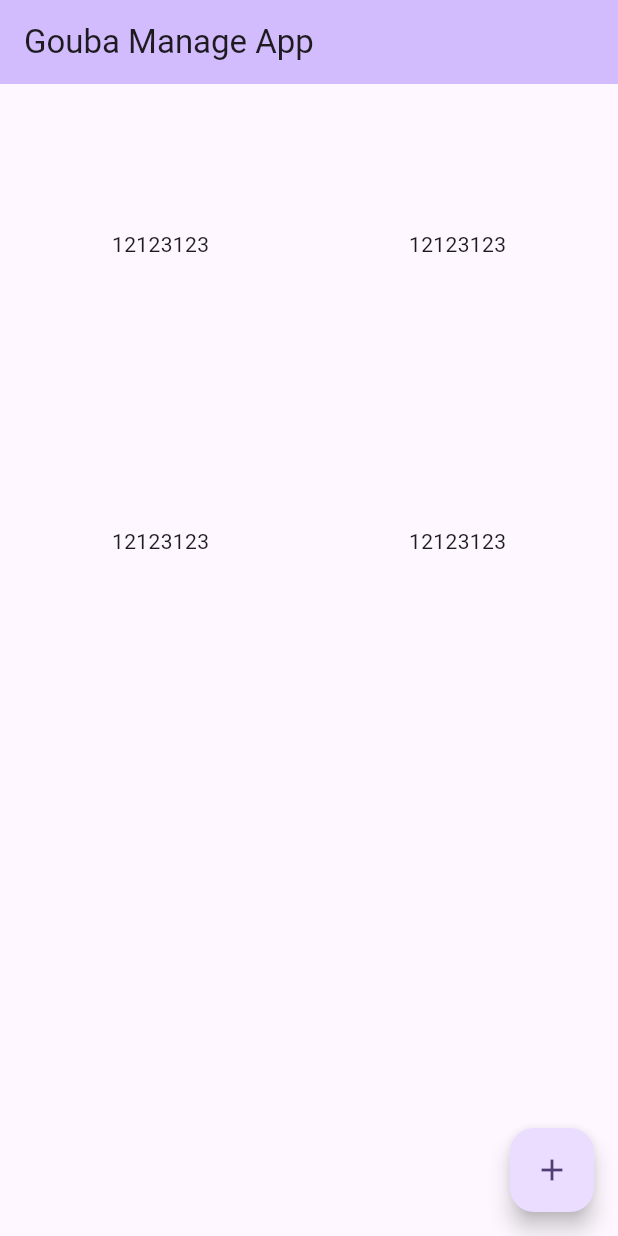
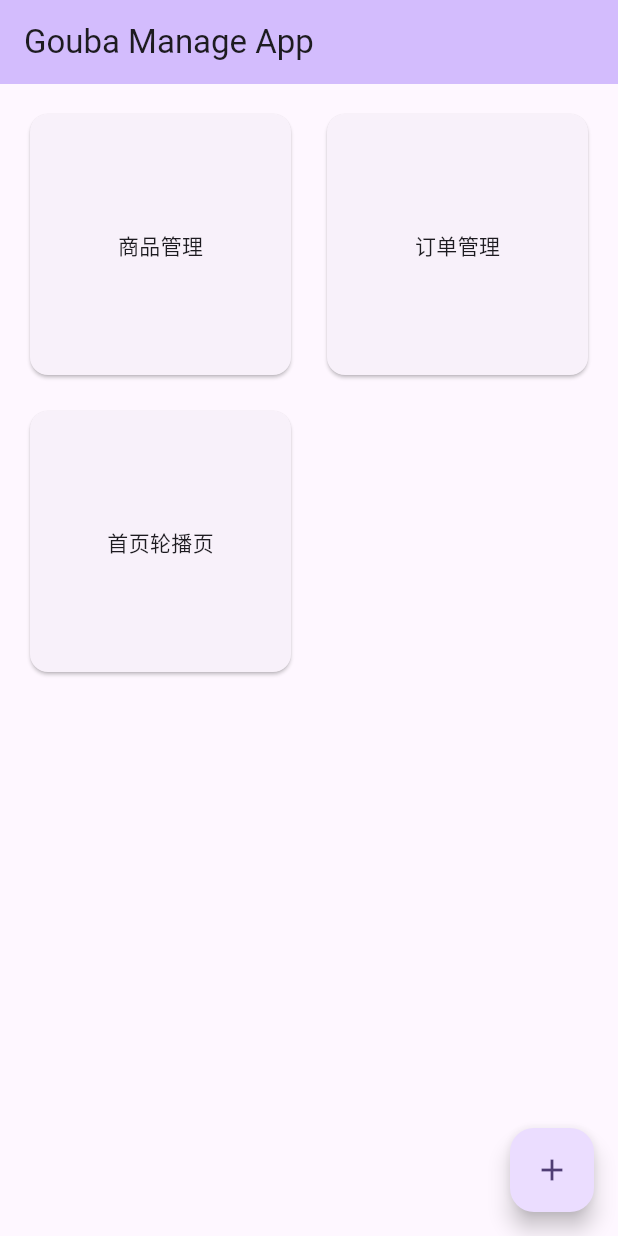
Before and after one commit to home-of-awefeng/gouba-manage-app, a Flutter app: the screen it shows after launch, on a phone screen of 412 x 824 dp. Run offline on Flutter 3.47's test engine with Material 2 defaults, Android fonts, the phone set to English and light mode, and no system bars.

Commit message:
[init]feat: add grid link

```diff
--- /dev/null
+++ b/lib/models/grid_list_item.dart
@@ -0,0 +1,18 @@
+import 'package:json_annotation/json_annotation.dart';
+
+part 'grid_list_item.g.dart';
+
+@JsonSerializable(includeIfNull: false)
+class GridListItem {
+  final String route;
+  final String title;
+
+  GridListItem({
+    required this.route,
+    required this.title,
+  });
+
+  factory GridListItem.fromJson(Map<String, dynamic> json) => _$GridListItemFromJson(json);
+
+  Map<String, dynamic> toJson() => _$GridListItemToJson(this);
+}
--- a/lib/views/home-view.dart
+++ b/lib/views/home-view.dart
@@ -1,4 +1,6 @@
 import 'package:flutter/material.dart';
+import 'package:shop_app/models/grid_list_item.dart';
+import 'package:shop_app/navigation/routes.dart';
 
 class HomeView extends StatefulWidget {
   const HomeView({super.key, required this.title});
@@ -9,6 +11,25 @@ class HomeView extends StatefulWidget {
 }
 
 class _HomeViewState extends State<HomeView> {
+  final List<GridListItem> gridList = [
+    GridListItem(
+        route: Routes.productManagement,
+        title: '商品管理'
+    ),
+    GridListItem(
+        route: Routes.orderManagement,
+        title: '订单管理'
+    ),
+    GridListItem(
+        route: Routes.resourceManagement,
+        title: '首页轮播页'
+    )
+  ];
+
+  void onTapGridItem(BuildContext context, String route) {
+    Navigator.pushNamed(context, route);
+  }
+
   @override
   Widget build(BuildContext context) {
     return Scaffold(
@@ -16,12 +37,29 @@ class _HomeViewState extends State<HomeView> {
         backgroundColor: Theme.of(context).colorScheme.inversePrimary,
         title: Text(widget.title),
       ),
-      body: GridView.count(
-        crossAxisCount: 2,
+      body: GridView.builder(
+        itemCount: gridList.length,
         padding: const EdgeInsets.all(16),
-        mainAxisSpacing: 16,
-        crossAxisSpacing: 16,
-        children: _buildGridTileList(4),
+        gridDelegate: const SliverGridDelegateWithFixedCrossAxisCount(
+          crossAxisCount: 2,
+          mainAxisSpacing: 16,
+          crossAxisSpacing: 16,
+        ),
+        itemBuilder: (BuildContext context, int index) {
+          GridListItem item = gridList[index];
+          return Card(
+              child:
+              InkWell(
+                onTap: () => onTapGridItem(context, item.route),
+                child: Padding(
+                  padding: const EdgeInsets.all(6),
+                  child: Center(
+                    child: Text(item.title),
+                  ),
+                ),
+              )
+          );
+        }
       ),
       floatingActionButton: FloatingActionButton(
         onPressed: () => {},
@@ -31,13 +69,3 @@ class _HomeViewState extends State<HomeView> {
     );
   }
 }
-
-
-List<Container> _buildGridTileList(int count) => List.generate(
-    count, (i) => Container(
-    padding: const EdgeInsets.all(6),
-    child:
-      const Center(
-        child: Text('12123123'),
-      )
-));
--- a/pubspec.yaml
+++ b/pubspec.yaml
@@ -36,6 +36,8 @@ dependencies:
   # Use with the CupertinoIcons class for iOS style icons.
   cupertino_icons: ^1.0.2
 
+  json_annotation: ^4.8.0
+
 dev_dependencies:
   flutter_test:
     sdk: flutter
@@ -46,6 +48,9 @@ dev_dependencies:
   # package. See that file for information about deactivating specific lint
   # rules and activating additional ones.
   flutter_lints: ^2.0.0
+
+  json_serializable: ^6.7.0
+  build_runner: ^2.3.3
 
 # For information on the generic Dart part of this file, see the
 # following page: https://dart.dev/tools/pub/pubspec
```
Also changed, not shown: lib/models/grid_list_item.g.dart (added), pubspec.lock, 2 other files.
